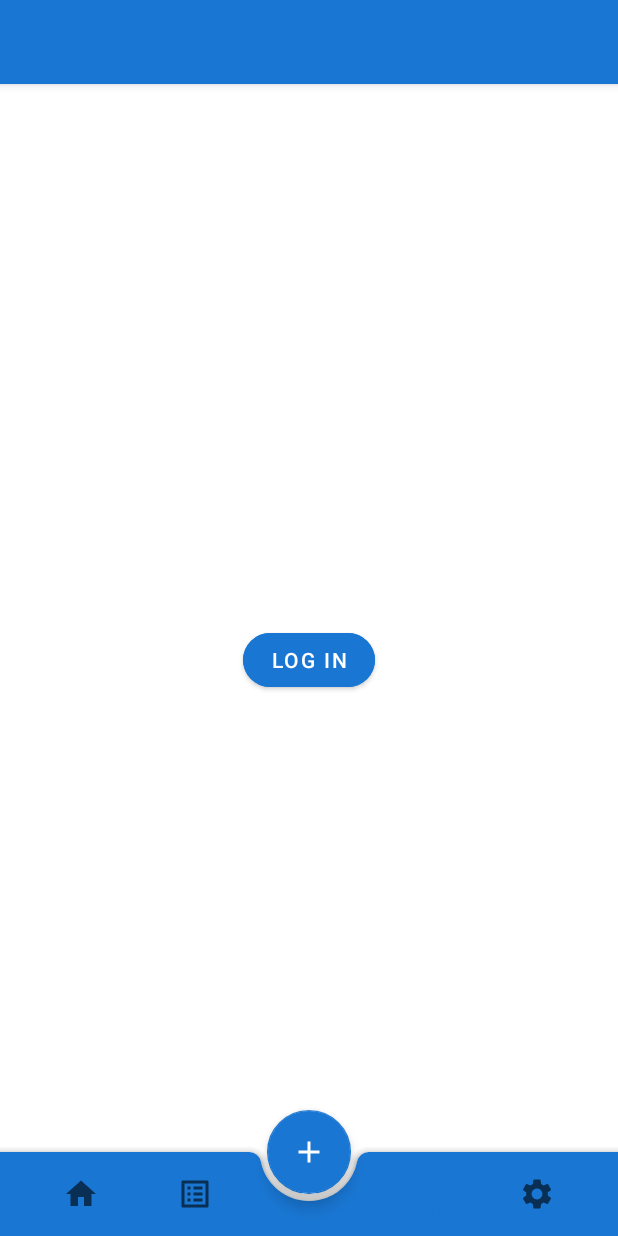
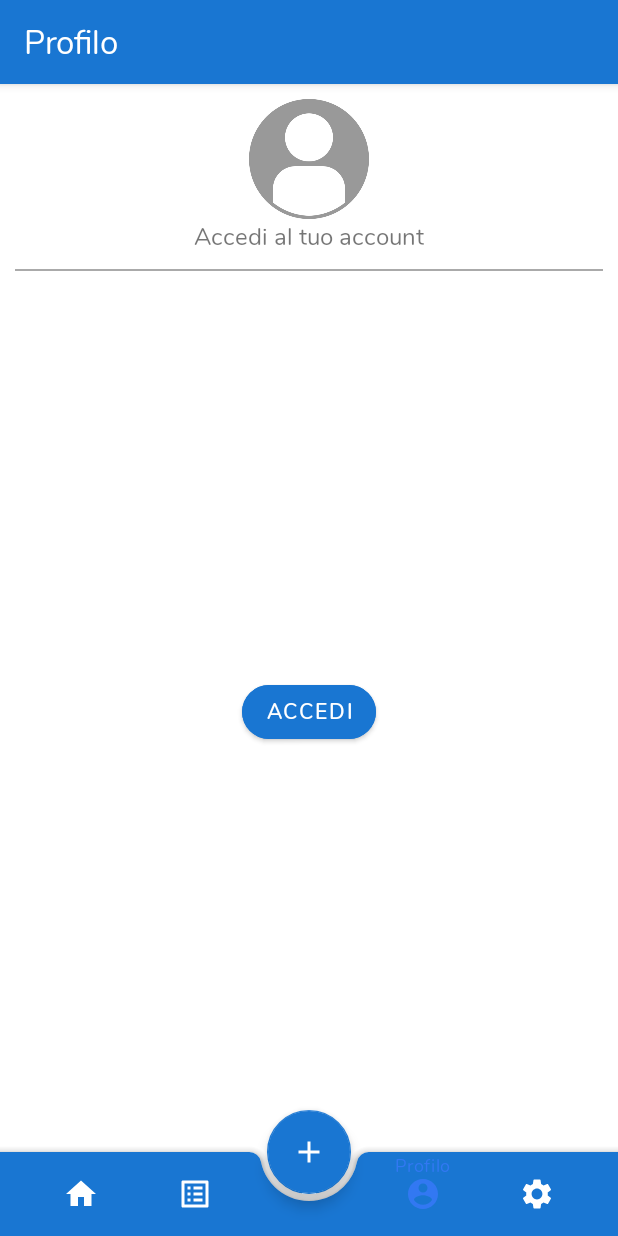
Before and after one commit to francescofiorella/MyFinance-Java, an Android app: the screen it shows after launch (MainActivity), item 4 of the bottom bar chosen, on a phone screen of 412 x 824 dp. Run offline under Robolectric (Android 15) with nearby library versions, the phone set to English and light mode, and no system bars; our stand-ins replace Firebase (no records; nobody signed in at launch, a user with empty details on screens opened directly).

Commit message:
bottom nav bar fixed, profile initialized

```diff
--- a/app/build.gradle
+++ b/app/build.gradle
@@ -35,6 +35,7 @@ dependencies {
     implementation 'com.google.android.material:material:1.3.0'
     implementation 'androidx.constraintlayout:constraintlayout:2.0.4'
 
+    // Firebase libraries
     implementation platform('com.google.firebase:firebase-bom:26.2.0')
     implementation 'com.google.firebase:firebase-firestore'
     implementation 'com.google.firebase:firebase-analytics'
@@ -44,4 +45,8 @@ dependencies {
     testImplementation 'junit:junit:4.13.2'
     androidTestImplementation 'androidx.test.ext:junit:1.1.2'
     androidTestImplementation 'androidx.test.espresso:espresso-core:3.3.0'
+
+    // Glide library
+    implementation 'com.github.bumptech.glide:glide:4.11.0'
+    annotationProcessor 'com.github.bumptech.glide:compiler:4.11.0'
 }
--- a/app/src/main/java/com/frafio/myfinance/MainActivity.java
+++ b/app/src/main/java/com/frafio/myfinance/MainActivity.java
@@ -6,19 +6,27 @@ import androidx.appcompat.app.AppCompatActivity;
 import androidx.coordinatorlayout.widget.CoordinatorLayout;
 import androidx.core.content.ContextCompat;
 import androidx.core.content.res.ResourcesCompat;
+import androidx.fragment.app.Fragment;
+import androidx.fragment.app.FragmentTransaction;
 
 import android.app.Activity;
 import android.content.Intent;
 import android.graphics.Typeface;
 import android.os.Bundle;
 import android.util.Log;
+import android.view.MenuItem;
 import android.view.View;
 import android.widget.TextView;
 
+import com.frafio.myfinance.fragments.HomeFragment;
+import com.frafio.myfinance.fragments.ListFragment;
+import com.frafio.myfinance.fragments.ProfileFragment;
+import com.frafio.myfinance.fragments.SettingsFragment;
 import com.frafio.myfinance.objects.User;
 import com.google.android.gms.tasks.OnFailureListener;
 import com.google.android.gms.tasks.OnSuccessListener;
 import com.google.android.material.appbar.MaterialToolbar;
+import com.google.android.material.bottomnavigation.BottomNavigationView;
 import com.google.android.material.button.MaterialButton;
 import com.google.android.material.floatingactionbutton.FloatingActionButton;
 import com.google.android.material.snackbar.BaseTransientBottomBar;
@@ -37,11 +45,13 @@ public class MainActivity extends AppCompatActivity {
     Typeface nunito;
 
     MaterialToolbar mToolbar;
-    TextView mUserNameTv, mEmailTv;
-    MaterialButton mLoginBtn;
+    BottomNavigationView mBottomNavigationView;
     FloatingActionButton mAddBtn;
 
     FirebaseAuth fAuth;
+
+    // 0 home, 1 list, 2 profile, 3 settings
+    int currentFragment;
 
     @Override
     protected void onCreate(Bundle savedInstanceState) {
@@ -56,12 +66,58 @@ public class MainActivity extends AppCompatActivity {
         setSupportActionBar(mToolbar);
 
         // collegamento view
-        mUserNameTv = findViewById(R.id.main_username_tv);
-        mEmailTv = findViewById(R.id.main_email_tv);
-        mLoginBtn = findViewById(R.id.loginBtn);
+        mBottomNavigationView = findViewById(R.id.main_bottomNavView);
         mAddBtn = findViewById(R.id.main_addBtn);
 
+        if (savedInstanceState == null) {
+            mToolbar.setTitle("MyFinance");
+            getSupportFragmentManager().beginTransaction().replace(R.id.main_frameLayout, new HomeFragment()).commit();
+            currentFragment = 0;
+        }
+
         updateCurrentUser();
+
+        mBottomNavigationView.setOnNavigationItemSelectedListener(new BottomNavigationView.OnNavigationItemSelectedListener() {
+            @Override
+            public boolean onNavigationItemSelected(@NonNull MenuItem item) {
+                Fragment mFragmentToSet = null;
+                switch (item.getItemId()) {
+                    case R.id.home:
+                        if (currentFragment != 0) {
+                            mToolbar.setTitle("MyFinance");
+                            mFragmentToSet = new HomeFragment();
+                            currentFragment = 0;
+                        }
+                        break;
+                    case R.id.list:
+                        if (currentFragment != 1) {
+                            mToolbar.setTitle("Lista");
+                            mFragmentToSet = new ListFragment();
+                            currentFragment = 1;
+                        }
+                        break;
+                    case R.id.profile:
+                        if (currentFragment != 2) {
+                            mToolbar.setTitle("Profilo");
+                            mFragmentToSet = new ProfileFragment();
+                            currentFragment = 2;
+                        }
+                        break;
+                    case R.id.settings:
+                        if (currentFragment != 3) {
+                            mToolbar.setTitle("Impostazioni");
+                            mFragmentToSet = new SettingsFragment();
+                            currentFragment = 3;
+                        }
+                        break;
+                }
+                if (mFragmentToSet != null) {
+                    getSupportFragmentManager().beginTransaction().setTransition(FragmentTransaction.TRANSIT_FRAGMENT_FADE)
+                            .replace(R.id.main_frameLayout, mFragmentToSet).commit();
+                }
+                return true;
+            }
+        });
     }
 
     private void updateCurrentUser() {
@@ -69,8 +125,6 @@ public class MainActivity extends AppCompatActivity {
         FirebaseUser fUser = fAuth.getCurrentUser();
 
         if (fUser != null) {
-            mUserNameTv.setVisibility(View.VISIBLE);
-            mEmailTv.setVisibility(View.VISIBLE);
             if (CURRENTUSER == null) {
                 FirebaseFirestore fStore = FirebaseFirestore.getInstance();
                 fStore.collection("users").document(fUser.getUid()).get()
@@ -78,8 +132,6 @@ public class MainActivity extends AppCompatActivity {
                     @Override
                     public void onSuccess(DocumentSnapshot documentSnapshot) {
                         CURRENTUSER = documentSnapshot.toObject(User.class);
-                        mUserNameTv.setText(CURRENTUSER.getFullName());
-                        mEmailTv.setText(CURRENTUSER.getEmail());
                     }
                 }).addOnFailureListener(new OnFailureListener() {
                     @Override
@@ -87,31 +139,14 @@ public class MainActivity extends AppCompatActivity {
                         Log.e("LOG", "Error! " + e.getLocalizedMessage());
                     }
                 });
-            } else {
-                mUserNameTv.setText(CURRENTUSER.getFullName());
-                mEmailTv.setText(CURRENTUSER.getEmail());
             }
-            mLoginBtn.setText("Log Out");
-            mLoginBtn.setOnClickListener(new View.OnClickListener() {
-                @Override
-                public void onClick(View v) {
-                    FirebaseAuth.getInstance().signOut();
-                    showSnackbar("Logout effettuato!");
-                    updateCurrentUser();
-                }
-            });
         } else {
             CURRENTUSER = null;
-            mUserNameTv.setVisibility(View.GONE);
-            mEmailTv.setVisibility(View.GONE);
-            mLoginBtn.setText("Log In");
-            mLoginBtn.setOnClickListener(new View.OnClickListener() {
-                @Override
-                public void onClick(View v) {
-                    startActivityForResult(new Intent(getApplicationContext(), LoginActivity.class), 1);
-                }
-            });
         }
+    }
+
+    public void goToLogin() {
+        startActivityForResult(new Intent(getApplicationContext(), LoginActivity.class), 1);
     }
 
     @Override
@@ -121,12 +156,15 @@ public class MainActivity extends AppCompatActivity {
             boolean userRequest = data.getBooleanExtra("com.frafio.myfinance.userRequest", false);
             if (userRequest) {
                 updateCurrentUser();
+                mToolbar.setTitle("Profilo");
+                getSupportFragmentManager().beginTransaction().replace(R.id.main_frameLayout, new ProfileFragment()).commit();
+                currentFragment = 2;
                 showSnackbar("Hai effettuato l'accesso come " + fAuth.getCurrentUser().getDisplayName());
             }
         }
     }
 
-    private void showSnackbar(String string) {
+    public void showSnackbar(String string) {
         Snackbar snackbar = Snackbar.make(layout, string, BaseTransientBottomBar.LENGTH_SHORT).setAnchorView(mAddBtn)
                 .setBackgroundTint(ContextCompat.getColor(getApplicationContext(), R.color.snackbar))
                 .setTextColor(ContextCompat.getColor(getApplicationContext(), R.color.inverted_primary_text));
--- /dev/null
+++ b/app/src/main/java/com/frafio/myfinance/fragments/HomeFragment.java
@@ -0,0 +1,23 @@
+package com.frafio.myfinance.fragments;
+
+import android.os.Bundle;
+import android.view.LayoutInflater;
+import android.view.View;
+import android.view.ViewGroup;
+
+import androidx.annotation.NonNull;
+import androidx.annotation.Nullable;
+import androidx.fragment.app.Fragment;
+
+import com.frafio.myfinance.R;
+
+public class HomeFragment extends Fragment {
+
+    @Nullable
+    @Override
+    public View onCreateView(@NonNull LayoutInflater inflater, @Nullable ViewGroup container, @Nullable Bundle savedInstanceState) {
+        View view = inflater.inflate(R.layout.fragment_home, container, false);
+
+        return view;
+    }
+}
--- /dev/null
+++ b/app/src/main/java/com/frafio/myfinance/fragments/ProfileFragment.java
@@ -0,0 +1,111 @@
+package com.frafio.myfinance.fragments;
+
+import android.content.Intent;
+import android.graphics.drawable.Drawable;
+import android.os.Bundle;
+import android.util.Log;
+import android.view.LayoutInflater;
+import android.view.View;
+import android.view.ViewGroup;
+import android.widget.ImageView;
+import android.widget.TextView;
+
+import androidx.annotation.NonNull;
+import androidx.annotation.Nullable;
+import androidx.core.content.ContextCompat;
+import androidx.fragment.app.Fragment;
+
+import com.bumptech.glide.Glide;
+import com.bumptech.glide.request.RequestOptions;
+import com.frafio.myfinance.LoginActivity;
+import com.frafio.myfinance.MainActivity;
+import com.frafio.myfinance.R;
+import com.frafio.myfinance.objects.User;
+import com.google.android.gms.tasks.OnFailureListener;
+import com.google.android.gms.tasks.OnSuccessListener;
+import com.google.android.material.button.MaterialButton;
+import com.google.firebase.auth.FirebaseAuth;
+import com.google.firebase.auth.FirebaseUser;
+import com.google.firebase.firestore.DocumentSnapshot;
+import com.google.firebase.firestore.FirebaseFirestore;
+
+public class ProfileFragment extends Fragment {
+
+    ImageView mUserImage;
+    TextView mUserNameTv, mEmailTv;
+    MaterialButton mLoginBtn;
+
+    FirebaseAuth fAuth;
+
+    @Nullable
+    @Override
+    public View onCreateView(@NonNull LayoutInflater inflater, @Nullable ViewGroup container, @Nullable Bundle savedInstanceState) {
+        View view = inflater.inflate(R.layout.fragment_profile, container, false);
+
+        // collegamento view
+        mUserImage = view.findViewById(R.id.profile_propic_iv);
+        mUserNameTv = view.findViewById(R.id.profile_username_tv);
+        mEmailTv = view.findViewById(R.id.profile_email_tv);
+        mLoginBtn = view.findViewById(R.id.profile_loginBtn);
+
+        setUserData();
+
+        return view;
+    }
+
+    private void setUserData() {
+        fAuth = FirebaseAuth.getInstance();
+        FirebaseUser fUser = fAuth.getCurrentUser();
+
+        if (fUser != null) {
+            mUserNameTv.setVisibility(View.VISIBLE);
+            if (MainActivity.CURRENTUSER == null) {
+                FirebaseFirestore fStore = FirebaseFirestore.getInstance();
+                fStore.collection("users").document(fUser.getUid()).get()
+                        .addOnSuccessListener(new OnSuccessListener<DocumentSnapshot>() {
+                            @Override
+                            public void onSuccess(DocumentSnapshot documentSnapshot) {
+                                MainActivity.CURRENTUSER = documentSnapshot.toObject(User.class);
+                                mUserNameTv.setText(MainActivity.CURRENTUSER.getFullName());
+                                mEmailTv.setText(MainActivity.CURRENTUSER.getEmail());
+                                if (!MainActivity.CURRENTUSER.getImage().equals("")) {
+                                    Glide.with(getContext()).load(MainActivity.CURRENTUSER.getImage()).apply(RequestOptions.circleCropTransform()).into(mUserImage);
+                                }
+                            }
+                        }).addOnFailureListener(new OnFailureListener() {
+                    @Override
+                    public void onFailure(@NonNull Exception e) {
+                        Log.e("LOG", "Error! " + e.getLocalizedMessage());
+                    }
+                });
+            } else {
+                mUserNameTv.setText(MainActivity.CURRENTUSER.getFullName());
+                mEmailTv.setText(MainActivity.CURRENTUSER.getEmail());
+                if (!MainActivity.CURRENTUSER.getImage().equals("")) {
+                    Glide.with(getContext()).load(MainActivity.CURRENTUSER.getImage()).apply(RequestOptions.circleCropTransform()).into(mUserImage);
+                }
+            }
+            mLoginBtn.setText("Log Out");
+            mLoginBtn.setOnClickListener(new View.OnClickListener() {
+                @Override
+                public void onClick(View v) {
+                    FirebaseAuth.getInstance().signOut();
+                    ((MainActivity)getActivity()).showSnackbar("Logout effettuato!");
+                    setUserData();
+                }
+            });
+        } else {
+            MainActivity.CURRENTUSER = null;
+            mUserImage.setImageDrawable(ContextCompat.getDrawable(getContext(), R.drawable.ic_user));
+            mUserNameTv.setVisibility(View.GONE);
+            mEmailTv.setText("Accedi al tuo account");
+            mLoginBtn.setText("Accedi");
+            mLoginBtn.setOnClickListener(new View.OnClickListener() {
+                @Override
+                public void onClick(View v) {
+                    ((MainActivity)getActivity()).goToLogin();
+                }
+            });
+        }
+    }
+}
--- /dev/null
+++ b/app/src/main/res/color/nav_item_color.xml
@@ -0,0 +1,10 @@
+<?xml version="1.0" encoding="utf-8"?>
+<selector xmlns:android="http://schemas.android.com/apk/res/android">
+
+    <item
+        android:state_selected="true"
+        android:color="@color/nav_items" />
+
+    <item android:color="@color/white" />
+
+</selector>
--- a/app/src/main/res/layout/activity_login.xml
+++ b/app/src/main/res/layout/activity_login.xml
@@ -22,6 +22,7 @@
             app:title="Accedi"
             app:titleTextColor="@color/white"
             app:titleTextAppearance="@style/TextAppearance.MyFinance.Toolbar.Title"
+            android:theme="@style/ThemeOverlay.MyFinance.Toolbar"
             style="@style/Widget.MaterialComponents.Toolbar.Primary"/>
 
     </com.google.android.material.appbar.AppBarLayout>
--- a/app/src/main/res/layout/activity_main.xml
+++ b/app/src/main/res/layout/activity_main.xml
@@ -26,79 +26,39 @@
                 app:title="@string/app_name"
                 app:titleTextColor="@color/white"
                 app:titleTextAppearance="@style/TextAppearance.MyFinance.Toolbar.Title"
+                android:theme="@style/ThemeOverlay.MyFinance.Toolbar"
                 style="@style/Widget.MaterialComponents.Toolbar.Primary"/>
 
         </com.google.android.material.appbar.AppBarLayout>
 
-        <ScrollView
+        <FrameLayout
+            android:id="@+id/main_frameLayout"
             android:layout_width="match_parent"
             android:layout_height="match_parent"
-            android:fillViewport="true"
-            android:layout_below="@id/main_appBarLayout">
-
-            <androidx.constraintlayout.widget.ConstraintLayout
-                android:layout_width="match_parent"
-                android:layout_height="wrap_content">
-
-                <TextView
-                    android:id="@+id/main_username_tv"
-                    android:layout_width="wrap_content"
-                    android:layout_height="wrap_content"
-                    android:layout_marginTop="20dp"
-                    android:fontFamily="@font/nunito_semibold"
-                    android:text="Username"
-                    android:textColor="@color/primary_text"
-                    android:textSize="20sp"
-                    app:layout_constraintEnd_toEndOf="parent"
-                    app:layout_constraintStart_toStartOf="parent"
-                    app:layout_constraintTop_toTopOf="parent" />
-
-                <TextView
-                    android:id="@+id/main_email_tv"
-                    android:layout_width="wrap_content"
-                    android:layout_height="wrap_content"
-                    android:layout_marginTop="5dp"
-                    android:fontFamily="@font/nunito"
-                    android:text="user@email.com"
-                    android:textSize="16sp"
-                    app:layout_constraintEnd_toEndOf="parent"
-                    app:layout_constraintStart_toStartOf="parent"
-                    app:layout_constraintTop_toBottomOf="@id/main_username_tv" />
-
-                <com.google.android.material.button.MaterialButton
-                    android:id="@+id/loginBtn"
-                    android:layout_width="wrap_content"
-                    android:layout_height="wrap_content"
-                    android:backgroundTint="@color/accent"
-                    android:text="Log In"
-                    android:textColor="@color/white"
-                    app:cornerRadius="@dimen/field_corner_radius"
-                    app:layout_constraintBottom_toBottomOf="parent"
-                    app:layout_constraintEnd_toEndOf="parent"
-                    app:layout_constraintStart_toStartOf="parent"
-                    app:layout_constraintTop_toTopOf="parent" />
-
-            </androidx.constraintlayout.widget.ConstraintLayout>
-
-        </ScrollView>
+            android:layout_marginBottom="56dp"
+            android:layout_below="@id/main_appBarLayout"/>
 
     </RelativeLayout>
 
     <com.google.android.material.bottomappbar.BottomAppBar
-        android:id="@+id/bottomAppBar"
+        android:id="@+id/main_bottomAppBar"
         android:layout_width="match_parent"
         android:layout_height="wrap_content"
         android:layout_gravity="bottom"
         style="@style/Widget.MaterialComponents.BottomAppBar.Colored">
 
         <com.google.android.material.bottomnavigation.BottomNavigationView
+            android:id="@+id/main_bottomNavView"
             android:layout_width="match_parent"
             android:layout_height="match_parent"
+            android:layout_marginEnd="16dp"
             android:background="@android:color/transparent"
             android:outlineAmbientShadowColor="@android:color/transparent"
             android:outlineSpotShadowColor="@android:color/transparent"
-            app:menu="@menu/bottom_app_bar_menu"
-            android:layout_marginEnd="16dp" />
+            android:theme="@style/Widget.MyFinance.BottomNavigationView"
+            app:itemTextColor="@color/nav_item_color"
+            app:itemIconTint="@color/nav_item_color"
+            app:menu="@menu/bottom_app_bar_menu" />
 
     </com.google.android.material.bottomappbar.BottomAppBar>
 
@@ -109,6 +69,6 @@
         app:tint="@color/white"
         app:backgroundTint="@color/accent"
         app:srcCompat="@drawable/ic_add"
-        app:layout_anchor="@id/bottomAppBar" />
+        app:layout_anchor="@id/main_bottomAppBar" />
 
 </androidx.coordinatorlayout.widget.CoordinatorLayout>
--- a/app/src/main/res/layout/activity_signup.xml
+++ b/app/src/main/res/layout/activity_signup.xml
@@ -22,6 +22,7 @@
             app:title="Registrati"
             app:titleTextColor="@color/white"
             app:titleTextAppearance="@style/TextAppearance.MyFinance.Toolbar.Title"
+            android:theme="@style/ThemeOverlay.MyFinance.Toolbar"
             style="@style/Widget.MaterialComponents.Toolbar.Primary"/>
 
     </com.google.android.material.appbar.AppBarLayout>
--- /dev/null
+++ b/app/src/main/res/layout/fragment_home.xml
@@ -0,0 +1,6 @@
+<?xml version="1.0" encoding="utf-8"?>
+<androidx.constraintlayout.widget.ConstraintLayout
+    xmlns:android="http://schemas.android.com/apk/res/android" android:layout_width="match_parent"
+    android:layout_height="match_parent">
+
+</androidx.constraintlayout.widget.ConstraintLayout>
--- /dev/null
+++ b/app/src/main/res/layout/fragment_list.xml
@@ -0,0 +1,6 @@
+<?xml version="1.0" encoding="utf-8"?>
+<androidx.constraintlayout.widget.ConstraintLayout
+    xmlns:android="http://schemas.android.com/apk/res/android" android:layout_width="match_parent"
+    android:layout_height="match_parent">
+
+</androidx.constraintlayout.widget.ConstraintLayout>
--- /dev/null
+++ b/app/src/main/res/layout/fragment_profile.xml
@@ -0,0 +1,67 @@
+<?xml version="1.0" encoding="utf-8"?>
+<androidx.constraintlayout.widget.ConstraintLayout xmlns:android="http://schemas.android.com/apk/res/android"
+    android:layout_width="match_parent"
+    android:layout_height="match_parent"
+    xmlns:app="http://schemas.android.com/apk/res-auto">
+
+    <ImageView
+        android:id="@+id/profile_propic_iv"
+        android:layout_width="80dp"
+        android:layout_height="80dp"
+        android:layout_margin="10dp"
+        app:layout_constraintEnd_toEndOf="parent"
+        app:layout_constraintStart_toStartOf="parent"
+        app:layout_constraintTop_toTopOf="parent"
+        app:srcCompat="@drawable/ic_user" />
+
+    <TextView
+        android:id="@+id/profile_username_tv"
+        android:layout_width="wrap_content"
+        android:layout_height="wrap_content"
+        android:layout_marginTop="5dp"
+        android:fontFamily="@font/nunito_semibold"
+        android:text="Username"
+        android:textColor="@color/primary_text"
+        android:textSize="26sp"
+        app:layout_constraintEnd_toEndOf="parent"
+        app:layout_constraintStart_toStartOf="parent"
+        app:layout_constraintTop_toBottomOf="@id/profile_propic_iv" />
+
+    <TextView
+        android:id="@+id/profile_email_tv"
+        android:layout_width="wrap_content"
+        android:layout_height="wrap_content"
+        android:fontFamily="@font/nunito"
+        android:text="user@email.com"
+        android:textSize="16sp"
+        app:layout_constraintEnd_toEndOf="parent"
+        app:layout_constraintStart_toStartOf="parent"
+        app:layout_constraintTop_toBottomOf="@id/profile_username_tv" />
+
+    <View
+        android:id="@+id/divider"
+        android:layout_width="match_parent"
+        android:layout_height="1dp"
+        android:layout_marginStart="10dp"
+        android:layout_marginTop="10dp"
+        android:layout_marginEnd="10dp"
+        android:background="@android:color/darker_gray"
+        app:layout_constraintEnd_toEndOf="parent"
+        app:layout_constraintStart_toStartOf="parent"
+        app:layout_constraintTop_toBottomOf="@id/profile_email_tv" />
+
+    <com.google.android.material.button.MaterialButton
+        android:id="@+id/profile_loginBtn"
+        android:layout_width="wrap_content"
+        android:layout_height="wrap_content"
+        android:backgroundTint="@color/accent"
+        android:text="Accedi"
+        android:fontFamily="@font/nunito_semibold"
+        android:textColor="@color/white"
+        app:cornerRadius="@dimen/field_corner_radius"
+        app:layout_constraintBottom_toBottomOf="parent"
+        app:layout_constraintEnd_toEndOf="parent"
+        app:layout_constraintStart_toStartOf="parent"
+        app:layout_constraintTop_toBottomOf="@+id/divider" />
+
+</androidx.constraintlayout.widget.ConstraintLayout>
--- /dev/null
+++ b/app/src/main/res/layout/fragment_settings.xml
@@ -0,0 +1,6 @@
+<?xml version="1.0" encoding="utf-8"?>
+<androidx.constraintlayout.widget.ConstraintLayout
+    xmlns:android="http://schemas.android.com/apk/res/android" android:layout_width="match_parent"
+    android:layout_height="match_parent">
+
+</androidx.constraintlayout.widget.ConstraintLayout>
--- a/app/src/main/res/values/colors.xml
+++ b/app/src/main/res/values/colors.xml
@@ -21,4 +21,6 @@
     <color name="primary_text">@color/black</color>
     <color name="inverted_primary_text">@color/white</color>
     <color name="snackbar">#101D25</color>
+
+    <color name="nav_items">#3278F2</color>
 </resources>
--- a/app/src/main/res/values/themes.xml
+++ b/app/src/main/res/values/themes.xml
@@ -20,7 +20,15 @@
     </style>
 
     <!--Toolbar theme. -->
+    <style name="ThemeOverlay.MyFinance.Toolbar" parent="@style/ThemeOverlay.AppCompat.ActionBar">
+        <item name="colorControlNormal">@color/white</item>
+    </style>
     <style name="TextAppearance.MyFinance.Toolbar.Title" parent="TextAppearance.AppCompat.Large">
+        <item name="fontFamily">@font/nunito</item>
+    </style>
+
+    <!--BottomNavigationView theme. -->
+    <style name="Widget.MyFinance.BottomNavigationView" parent="Widget.Design.BottomNavigationView">
         <item name="fontFamily">@font/nunito</item>
     </style>
 
```
Also changed, not shown: app/src/main/java/com/frafio/myfinance/fragments/ListFragment.java (added, +23 -0 lines), app/src/main/java/com/frafio/myfinance/fragments/SettingsFragment.java (added, +23 -0 lines), app/src/main/res/drawable-v24/ic_user.png (added).
